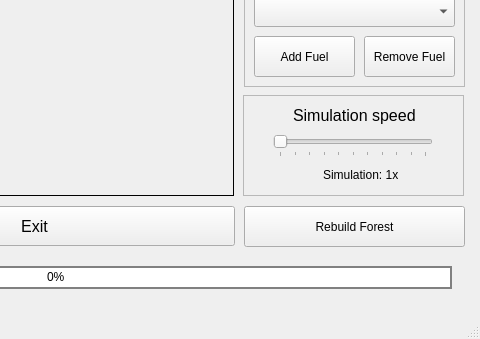
Arpa97/ProgettoFisica, file gui/mainwindow.ui: the form before one commit; both pictures show x 366 to 846 and y 214 to 553 of the 846 by 553 pixel window.
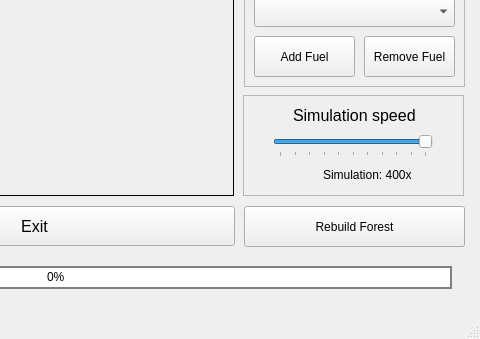
The form after the commit. Icons and pictures are not drawn.

Commit message: 400x default

Patch:
```diff
--- a/gui/mainwindow.ui
+++ b/gui/mainwindow.ui
@@ -450,6 +450,9 @@
      <property name="singleStep">
       <number>10</number>
      </property>
+     <property name="value">
+      <number>400</number>
+     </property>
      <property name="orientation">
       <enum>Qt::Horizontal</enum>
      </property>
@@ -490,7 +493,7 @@
       </rect>
      </property>
      <property name="text">
-      <string>Simulation: 1x</string>
+      <string>Simulation: 400x</string>
      </property>
     </widget>
    </widget>
```
The commit also changes 1 other file.
